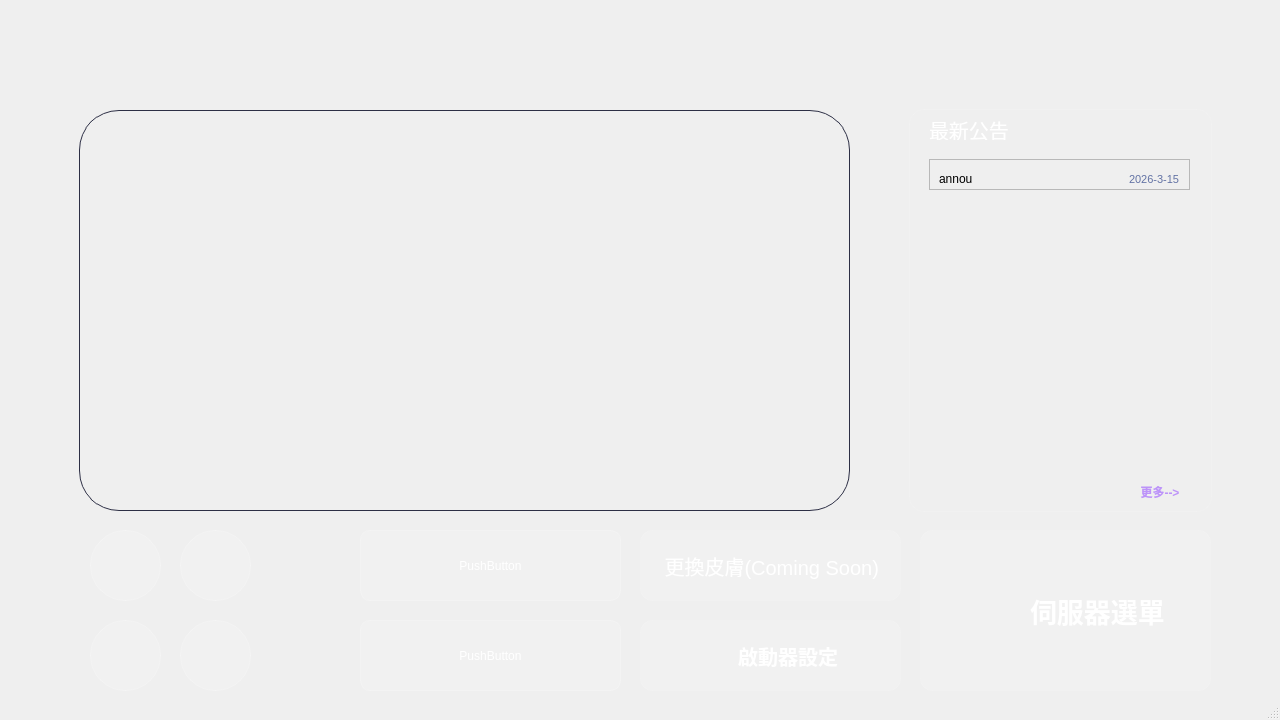
Above: gui/main.ui from octoberserver/DctArv-Nauncher before the change. Below: the same form after it.
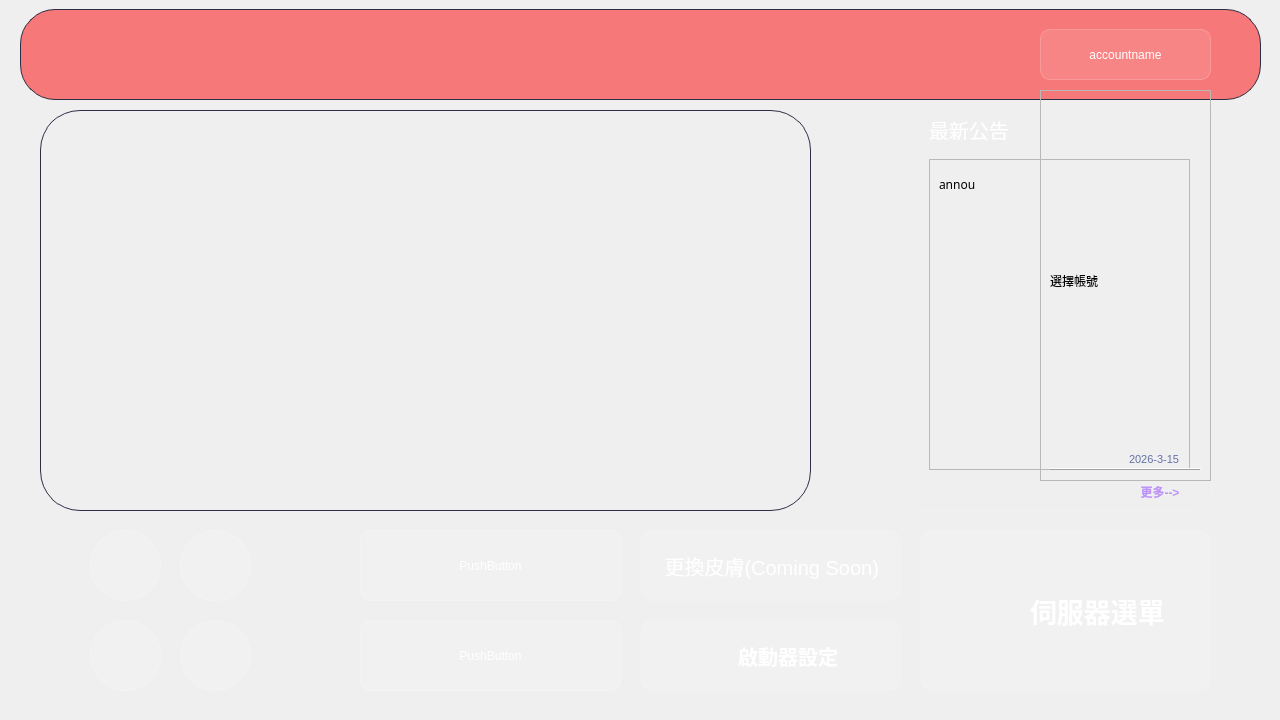
That is the form after the change. Icons and pictures are not drawn.

The edit to the form file:
```diff
--- a/gui/main.ui
+++ b/gui/main.ui
@@ -57,7 +57,7 @@
    <widget class="QFrame" name="photo">
     <property name="geometry">
      <rect>
-      <x>79</x>
+      <x>40</x>
       <y>110</y>
       <width>771</width>
       <height>401</height>
@@ -70,6 +70,7 @@
      <string notr="true">#photo {
     /* 1. 設定背景圖片路徑 (開頭一定要有冒號) */
    border-image: url(:/a);
+	border: none;
 
     /* 2. 設定圖片不重複 */
     background-repeat: no-repeat;
@@ -215,7 +216,7 @@
            <x>20</x>
            <y>50</y>
            <width>261</width>
-           <height>31</height>
+           <height>311</height>
           </rect>
          </property>
          <property name="frameShape">
@@ -229,8 +230,8 @@
            <rect>
             <x>10</x>
             <y>10</y>
-            <width>91</width>
-            <height>20</height>
+            <width>241</width>
+            <height>31</height>
            </rect>
           </property>
           <property name="sizePolicy">
@@ -239,6 +240,12 @@
             <verstretch>0</verstretch>
            </sizepolicy>
           </property>
+          <property name="font">
+           <font>
+            <family>Microsoft JhengHei</family>
+            <kerning>false</kerning>
+           </font>
+          </property>
           <property name="text">
            <string>annou</string>
           </property>
@@ -247,7 +254,7 @@
           <property name="geometry">
            <rect>
             <x>200</x>
-            <y>10</y>
+            <y>290</y>
             <width>61</width>
             <height>20</height>
            </rect>
@@ -494,8 +501,81 @@
      <string/>
     </property>
    </widget>
+   <widget class="QFrame" name="top">
+    <property name="geometry">
+     <rect>
+      <x>20</x>
+      <y>9</y>
+      <width>1241</width>
+      <height>91</height>
+     </rect>
+    </property>
+    <property name="styleSheet">
+     <string notr="true">#top {
+	background-color: rgba(255, 0, 0, 127);
+    /* 4. 設定圓角 (這就是你要的現代感) */
+    border-radius: 35px;
+
+    /* 5. 選擇性：加上邊框讓卡片更明顯 */
+    border: 1px solid #2d2f45;
+}</string>
+    </property>
+    <property name="frameShape">
+     <enum>QFrame::Shape::StyledPanel</enum>
+    </property>
+    <property name="frameShadow">
+     <enum>QFrame::Shadow::Raised</enum>
+    </property>
+    <widget class="QPushButton" name="pushButton_2">
+     <property name="geometry">
+      <rect>
+       <x>1020</x>
+       <y>20</y>
+       <width>171</width>
+       <height>51</height>
+      </rect>
+     </property>
+     <property name="text">
+      <string>accountname</string>
+     </property>
+    </widget>
+   </widget>
+   <widget class="QFrame" name="AccountMenu">
+    <property name="geometry">
+     <rect>
+      <x>1040</x>
+      <y>90</y>
+      <width>171</width>
+      <height>391</height>
+     </rect>
+    </property>
+    <property name="frameShape">
+     <enum>QFrame::Shape::StyledPanel</enum>
+    </property>
+    <property name="frameShadow">
+     <enum>QFrame::Shadow::Raised</enum>
+    </property>
+    <layout class="QVBoxLayout" name="verticalLayout">
+     <item>
+      <widget class="QLabel" name="label">
+       <property name="text">
+        <string>選擇帳號</string>
+       </property>
+      </widget>
+     </item>
+     <item>
+      <widget class="QFrame" name="frame_2">
+       <property name="frameShape">
+        <enum>QFrame::Shape::HLine</enum>
+       </property>
+       <property name="frameShadow">
+        <enum>QFrame::Shadow::Raised</enum>
+       </property>
+      </widget>
+     </item>
+    </layout>
+   </widget>
   </widget>
-  <widget class="QStatusBar" name="statusBar"/>
  </widget>
  <resources>
   <include location="asset/texture/mainphoto.qrc"/>
```
Left out of the diff: 12 changed lines with no effect on the pictures.
